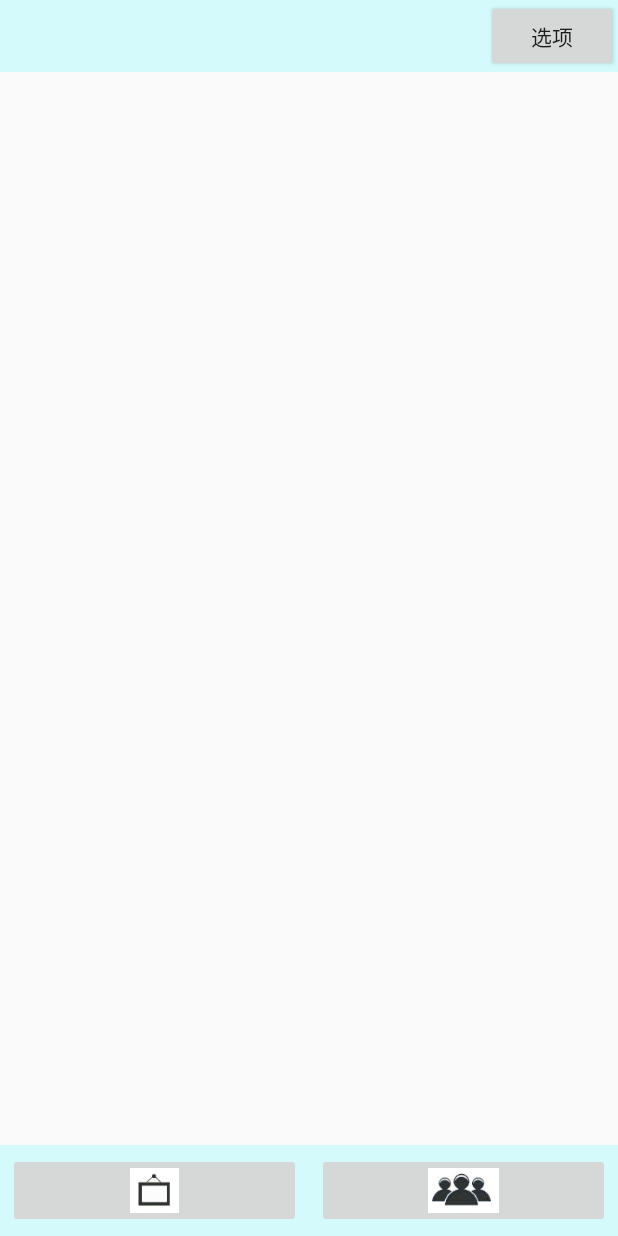
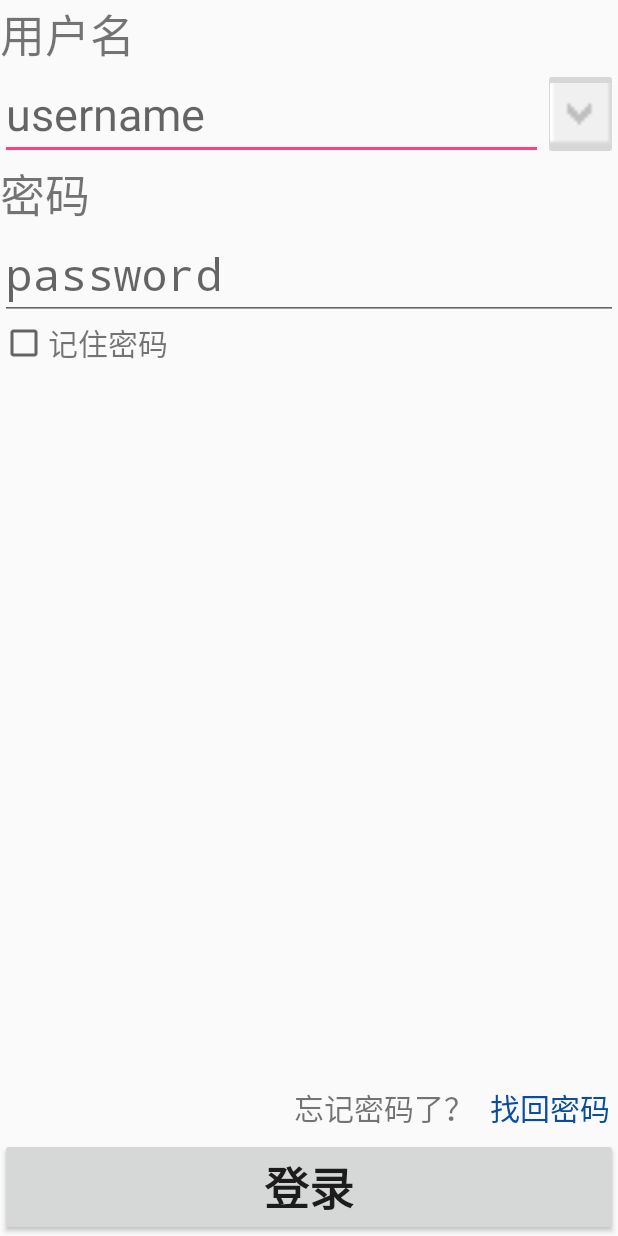
Before and after one commit to zzqCc/Memo, an Android app: the screen it shows after launch (MainActivity before the commit, LogIn after it), on a phone screen of 412 x 824 dp. Run offline under Robolectric (Android 15) with nearby library versions, the phone set to English and light mode, and no system bars.

Commit message:
complete LogIn Activity

```diff
--- a/Memo2/app/src/main/AndroidManifest.xml
+++ b/Memo2/app/src/main/AndroidManifest.xml
@@ -8,7 +8,7 @@
         android:supportsRtl="true"
         android:theme="@style/AppTheme">
         <activity
-            android:name=".MainActivity"
+            android:name=".LogIn"
             android:theme="@style/AppTheme.NoActionBar">
 
             <intent-filter>
@@ -17,22 +17,13 @@
                 <category android:name="android.intent.category.LAUNCHER" />
             </intent-filter>
         </activity>
+        <activity
+            android:name=".MainActivity"
+            android:label="main"
+            android:theme="@style/AppTheme.NoActionBar"/>
 
- <!--       <activity
-            android:name="Edit.EditActivity">
 
-        </activity>
 
-        <activity
-            android:name="Contact.ContactActivity">
-
-        </activity>
-
-        <activity
-            android:name="Memo.MemoActivity">
-
-        </activity>
-        -->
 
 
     </application>
--- /dev/null
+++ b/Memo2/app/src/main/java/com/example/lx/memo/LogIn.java
@@ -0,0 +1,37 @@
+package com.example.lx.memo;
+
+import android.app.Activity;
+import android.content.Intent;
+import android.os.Bundle;
+import android.view.View;
+import android.widget.Button;
+import android.widget.TextView;
+import android.widget.Toast;
+
+/**
+ * Created by 启琛 on 2016/4/13.
+ */
+public class LogIn extends Activity
+{
+    @Override
+    protected void onCreate(Bundle saveInstanceState)
+    {
+        super.onCreate(saveInstanceState);
+        setContentView(R.layout.log_in);
+        final Button button=(Button)findViewById(R.id.log_in);
+        button.setOnClickListener(new View.OnClickListener() {
+            @Override
+            public void onClick(View v) {
+                Intent intent =new Intent(LogIn.this,MainActivity.class);
+                startActivity(intent);
+            }
+        });
+        TextView textView=(TextView)findViewById(R.id.find_password);
+        textView.setOnClickListener(new View.OnClickListener() {
+            @Override
+            public void onClick(View v) {
+                Toast.makeText(LogIn.this,"找回密码",Toast.LENGTH_SHORT).show();
+            }
+        });
+    }
+}
--- a/Memo2/app/src/main/java/com/example/lx/memo/MainActivity.java
+++ b/Memo2/app/src/main/java/com/example/lx/memo/MainActivity.java
@@ -17,6 +17,7 @@ public class MainActivity extends AppCompatActivity {
     {
 
         super.onCreate(saveInstanceState);
+
         setContentView(R.layout.activity_main);
         final Button button = (Button) findViewById(R.id.option);
         button.setOnClickListener(new View.OnClickListener() {//点击选项
--- a/Memo2/app/src/main/res/layout/bottom_menu.xml
+++ b/Memo2/app/src/main/res/layout/bottom_menu.xml
@@ -2,7 +2,7 @@
 <LinearLayout xmlns:android="http://schemas.android.com/apk/res/android"
     android:layout_width="match_parent"
     android:layout_height="match_parent"
-    android:background="#2606f7ff">
+    android:background="#564dfa84">
     <ImageButton
         android:layout_width="0dp"
         android:layout_height="50dp"
@@ -10,7 +10,7 @@
         android:id="@+id/reminder"
         android:src="@mipmap/remainder"
         android:scaleType="fitCenter"
-        android:layout_margin="5dp"/>
+        />
     <ImageButton
         android:layout_width="0dp"
         android:layout_height="50dp"
@@ -18,6 +18,5 @@
         android:id="@+id/friends"
         android:src="@mipmap/contacts"
         android:scaleType="fitCenter"
-
-        android:layout_margin="5dp"/>
+        />
 </LinearLayout>
--- /dev/null
+++ b/Memo2/app/src/main/res/layout/log_in.xml
@@ -0,0 +1,101 @@
+<?xml version="1.0" encoding="utf-8"?>
+<LinearLayout xmlns:android="http://schemas.android.com/apk/res/android"
+    android:orientation="vertical" android:layout_width="match_parent"
+    android:layout_height="match_parent">
+    <LinearLayout
+        android:layout_width="match_parent"
+        android:layout_height="wrap_content">
+        <TextView
+            android:text="用户名"
+            android:layout_height="wrap_content"
+            android:layout_width="match_parent"
+            android:textSize="30sp"/>
+    </LinearLayout>
+    <LinearLayout
+        android:layout_width="match_parent"
+        android:layout_height="wrap_content">
+        <EditText
+            android:id="@+id/username"
+            android:layout_height="wrap_content"
+            android:hint="username"
+            android:textSize="30sp"
+            android:layout_weight="1"
+            android:layout_width="0dp"
+            />
+        <ImageButton
+            android:layout_height="match_parent"
+            android:layout_width="50dp"
+            android:src="@mipmap/pull"
+            android:scaleType="centerCrop"/>
+    </LinearLayout>
+    <LinearLayout
+        android:layout_width="match_parent"
+        android:layout_height="wrap_content">
+        <TextView
+            android:text="密码"
+            android:layout_height="wrap_content"
+            android:layout_width="match_parent"
+            android:textSize="30sp"/>
+    </LinearLayout>
+    <LinearLayout
+        android:layout_width="match_parent"
+        android:layout_height="wrap_content">
+        <EditText
+            android:layout_width="match_parent"
+            android:layout_height="wrap_content"
+            android:hint="password"
+            android:textSize="30sp"
+            android:inputType="textPassword"/>
+    </LinearLayout>
+    <LinearLayout
+        android:layout_width="match_parent"
+        android:layout_height="wrap_content">
+        <CheckBox
+            android:layout_width="wrap_content"
+            android:layout_height="match_parent"
+            android:checked="false"
+            />
+        <TextView
+            android:textSize="20sp"
+            android:text="记住密码"
+            android:layout_height="wrap_content"
+            android:layout_weight="1"
+            android:layout_width="0dp"/>
+    </LinearLayout>
+    <TextView
+        android:layout_width="match_parent"
+        android:layout_height="0dp"
+        android:layout_weight="1" />
+    <LinearLayout
+        android:layout_width="match_parent"
+        android:layout_height="wrap_content">
+        <TextView
+            android:layout_width="0dp"
+            android:layout_height="match_parent"
+            android:layout_weight="1"
+            />
+        <TextView
+            android:layout_width="wrap_content"
+            android:layout_height="match_parent"
+            android:text="忘记密码了？"
+            android:layout_margin="5dp"
+            android:textSize="20sp"
+            />
+        <TextView
+            android:id="@+id/find_password"
+            android:layout_width="wrap_content"
+            android:layout_height="match_parent"
+            android:text="找回密码"
+            android:layout_margin="5dp"
+            android:textSize="20sp"
+            android:clickable="true"
+            android:textColor="#094da0" />
+    </LinearLayout>
+    <Button
+        android:id="@+id/log_in"
+        android:layout_width="match_parent"
+        android:layout_height="wrap_content"
+        android:text="登录"
+        android:textSize="30sp"
+        android:textStyle="bold"/>
+</LinearLayout>
--- a/Memo2/app/src/main/res/values/colors.xml
+++ b/Memo2/app/src/main/res/values/colors.xml
@@ -3,4 +3,5 @@
     <color name="colorPrimary">#3F51B5</color>
     <color name="colorPrimaryDark">#303F9F</color>
     <color name="colorAccent">#FF4081</color>
+
 </resources>
```
Also changed, not shown: Memo2/app/src/main/res/mipmap-hdpi/pull.png (added).
